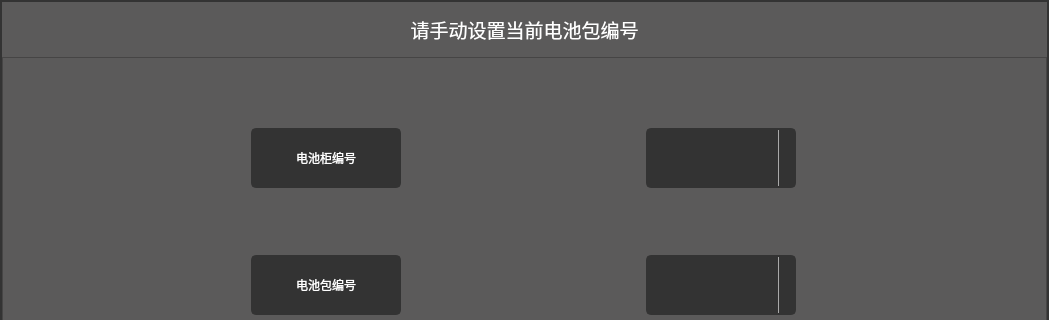
The window that ui/ui_initSetting.ui (saberrin/EIS_GUI) describes before a commit, drawn with Qt 5; both pictures show x 0 to 1049 and y 0 to 320 of the 1049 by 645 pixel window.
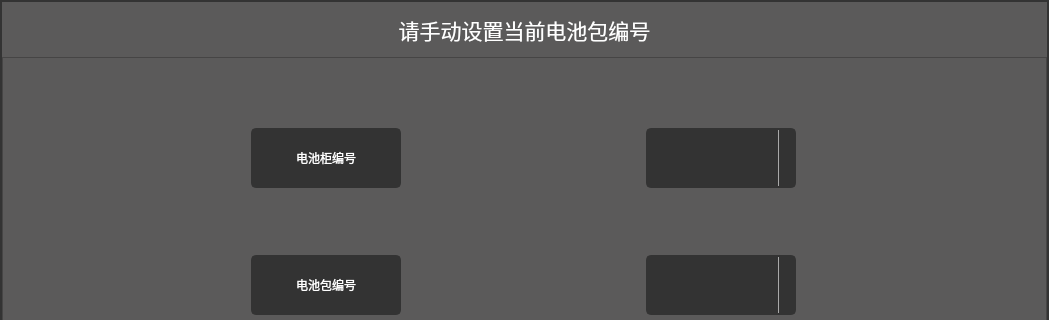
The same window after the commit. Icons and pictures are not drawn.

```diff
--- a/ui/ui_initSetting.ui
+++ b/ui/ui_initSetting.ui
@@ -116,8 +116,11 @@
           <widget class="QLabel" name="lab_heading">
            <property name="font">
             <font>
-             <family>Segoe UI</family>
-             <pointsize>14</pointsize>
+             <family>Adobe 黑体 Std R</family>
+             <pointsize>16</pointsize>
+             <weight>50</weight>
+             <italic>false</italic>
+             <bold>false</bold>
             </font>
            </property>
            <property name="styleSheet">
```
Left out of the diff: 3 changed lines with no effect on the pictures.
